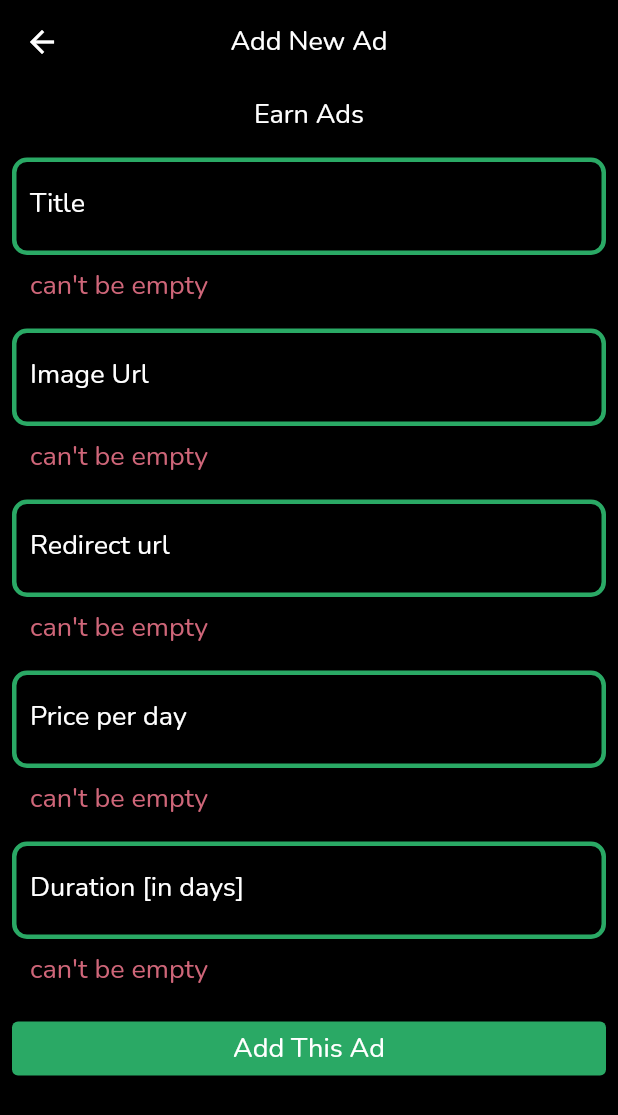
After one commit to devShakib015/wantsbucks_admin, a Flutter app: the EditAd screen opened directly, after a tap on "Add This Ad", on a phone screen of 412 x 824 dp. The commit adds this screen. Shown: the top 1115 px of the screen. Run offline on Flutter 3.47's test engine with Material 2 defaults, Android fonts, the phone set to English and light mode, and no system bars; our stand-ins replace cloud_firestore, firebase_auth, firebase_core, flutter_offline, flutter_phoenix; missing offline and left inert: cloud_firestore_web, connectivity_for_web, firebase_auth_web, firebase_core_web; accounts and stored records are empty.

Commit message:
ads added

```diff
--- /dev/null
+++ b/lib/ad_model.dart
@@ -0,0 +1,75 @@
+import 'dart:convert';
+
+import 'package:flutter/cupertino.dart';
+
+class AdModel {
+  DateTime endDate;
+  DateTime startDate;
+  String title;
+  String url;
+  String adurl;
+  int priceperday;
+  AdModel({
+    @required this.endDate,
+    @required this.startDate,
+    @required this.title,
+    @required this.url,
+    @required this.adurl,
+    @required this.priceperday,
+  });
+
+  Map<String, dynamic> toMap() {
+    return {
+      'endDate': endDate.millisecondsSinceEpoch,
+      'startDate': startDate.millisecondsSinceEpoch,
+      'title': title,
+      'url': url,
+      'adurl': adurl,
+      'priceperday': priceperday,
+    };
+  }
+
+  factory AdModel.fromMap(Map<String, dynamic> map) {
+    return AdModel(
+      endDate: DateTime.fromMillisecondsSinceEpoch(map['endDate']),
+      startDate: DateTime.fromMillisecondsSinceEpoch(map['startDate']),
+      title: map['title'],
+      url: map['url'],
+      adurl: map['adurl'],
+      priceperday: map['priceperday'],
+    );
+  }
+
+  String toJson() => json.encode(toMap());
+
+  factory AdModel.fromJson(String source) =>
+      AdModel.fromMap(json.decode(source));
+
+  @override
+  String toString() {
+    return 'AdModel(endDate: $endDate, startDate: $startDate, title: $title, url: $url, adurl: $adurl, priceperday: $priceperday)';
+  }
+
+  @override
+  bool operator ==(Object other) {
+    if (identical(this, other)) return true;
+
+    return other is AdModel &&
+        other.endDate == endDate &&
+        other.startDate == startDate &&
+        other.title == title &&
+        other.url == url &&
+        other.adurl == adurl &&
+        other.priceperday == priceperday;
+  }
+
+  @override
+  int get hashCode {
+    return endDate.hashCode ^
+        startDate.hashCode ^
+        title.hashCode ^
+        url.hashCode ^
+        adurl.hashCode ^
+        priceperday.hashCode;
+  }
+}
--- a/lib/main.dart
+++ b/lib/main.dart
@@ -11,6 +11,8 @@ import 'package:wantsbucks_admin/login.dart';
 import 'package:wantsbucks_admin/other%20pages/loading.dart';
 import 'package:wantsbucks_admin/other%20pages/something_went_wrong.dart';
 import 'package:wantsbucks_admin/providers/auth_provider.dart';
+import 'package:wantsbucks_admin/providers/custom_ads_provider.dart';
+import 'package:wantsbucks_admin/providers/dashboard_provider.dart';
 import 'package:wantsbucks_admin/theming/theme.dart';
 
 void main() {
@@ -85,6 +87,10 @@ class _MainAppState extends State<MainApp> {
     return MultiProvider(
       providers: [
         ChangeNotifierProvider<AuthProvider>(create: (_) => AuthProvider()),
+        ChangeNotifierProvider<DashboardProvider>(
+            create: (_) => DashboardProvider()),
+        ChangeNotifierProvider<CustomAdsProvider>(
+            create: (_) => CustomAdsProvider()),
       ],
       child: MaterialApp(
         title: 'wantsBucks Admin',
--- /dev/null
+++ b/lib/other pages/edit_ad.dart
@@ -0,0 +1,237 @@
+import 'package:flutter/material.dart';
+import 'package:provider/provider.dart';
+import 'package:wantsbucks_admin/ad_model.dart';
+import 'package:wantsbucks_admin/other%20pages/loading.dart';
+import 'package:wantsbucks_admin/providers/custom_ads_provider.dart';
+
+class EditAd extends StatefulWidget {
+  final String id;
+  final Map<String, dynamic> data;
+  final String adsCollection;
+
+  const EditAd({Key key, this.id, this.adsCollection, this.data})
+      : super(key: key);
+
+  @override
+  _EditAdState createState() => _EditAdState();
+}
+
+class _EditAdState extends State<EditAd> {
+  final _formkey = GlobalKey<FormState>();
+  TextEditingController _titleController = TextEditingController();
+  TextEditingController _urlController = TextEditingController();
+  TextEditingController _imageUrlController = TextEditingController();
+  TextEditingController _priceController = TextEditingController();
+  TextEditingController _durationController = TextEditingController();
+  bool _isLoading = false;
+  @override
+  Widget build(BuildContext context) {
+    if (widget.id != null) {
+      _titleController.text = widget.data["title"];
+      _urlController.text = widget.data["url"];
+      _imageUrlController.text = widget.data["adurl"];
+      _priceController.text = widget.data["priceperday"].toString();
+      _durationController.text =
+          DateTime.fromMillisecondsSinceEpoch(widget.data["endDate"])
+              .difference(DateTime.now())
+              .inDays
+              .toString();
+    }
+    return _isLoading
+        ? Loading()
+        : Scaffold(
+            appBar: AppBar(
+              title: Text(widget.id == null ? "Add New Ad" : "Edit Ad"),
+              actions: [
+                widget.id == null
+                    ? Opacity(
+                        opacity: 0,
+                        child: IconButton(
+                            icon: Icon(Icons.delete), onPressed: null),
+                      )
+                    : IconButton(
+                        icon: Icon(Icons.delete),
+                        onPressed: () async {
+                          Provider.of<CustomAdsProvider>(context, listen: false)
+                              .deleteAd(widget.adsCollection, widget.id);
+                          Navigator.pop(context);
+                        },
+                      )
+              ],
+            ),
+            body: Container(
+              child: SingleChildScrollView(
+                child: Form(
+                    key: _formkey,
+                    child: Column(
+                      crossAxisAlignment: CrossAxisAlignment.stretch,
+                      children: [
+                        Padding(
+                          padding: const EdgeInsets.all(8.0),
+                          child: Center(
+                            child: widget.adsCollection == "homeads"
+                                ? Text("Home Ads")
+                                : widget.adsCollection == "directads"
+                                    ? Text("Direct Ads")
+                                    : Text("Earn Ads"),
+                          ),
+                        ),
+                        Padding(
+                          padding: const EdgeInsets.all(8.0),
+                          child: TextFormField(
+                            controller: _titleController,
+                            validator: (value) {
+                              if (value.isEmpty) {
+                                return "can't be empty";
+                              } else if (value.length < 5) {
+                                return "Title must be at least 5 characters!";
+                              }
+                              return null;
+                            },
+                            decoration: InputDecoration(
+                                hintText: "A title that can be identified.",
+                                labelText: "Title"),
+                          ),
+                        ),
+                        Padding(
+                          padding: const EdgeInsets.all(8.0),
+                          child: TextFormField(
+                            controller: _imageUrlController,
+                            validator: (value) {
+                              if (value.isEmpty) {
+                                return "can't be empty";
+                              } else if (!value.contains("https://")) {
+                                return "Invalid Url. Must contain - https:// ";
+                              }
+
+                              return null;
+                            },
+                            decoration: InputDecoration(
+                                hintText: "The ad image url!",
+                                labelText: "Image Url"),
+                          ),
+                        ),
+                        Padding(
+                          padding: const EdgeInsets.all(8.0),
+                          child: TextFormField(
+                            controller: _urlController,
+                            validator: (value) {
+                              if (value.isEmpty) {
+                                return "can't be empty";
+                              } else if (!value.contains("https://")) {
+                                return "Invalid Url. Must contain - https:// ";
+                              }
+                              return null;
+                            },
+                            decoration: InputDecoration(
+                                hintText:
+                                    "The url where the link will redirect!",
+                                labelText: "Redirect url"),
+                          ),
+                        ),
+                        Padding(
+                          padding: const EdgeInsets.all(8.0),
+                          child: TextFormField(
+                            controller: _priceController,
+                            validator: (value) {
+                              if (value.isEmpty) {
+                                return "can't be empty";
+                              } else if (int.tryParse(value) == null) {
+                                return "The price must be integer value";
+                              }
+                              return null;
+                            },
+                            decoration: InputDecoration(
+                                hintText: "200", labelText: "Price per day"),
+                          ),
+                        ),
+                        Padding(
+                          padding: const EdgeInsets.all(8.0),
+                          child: TextFormField(
+                            controller: _durationController,
+                            validator: (value) {
+                              if (value.isEmpty) {
+                                return "can't be empty";
+                              } else if (int.tryParse(value) == null) {
+                                return "The Duration must be integer value!";
+                              }
+                              return null;
+                            },
+                            decoration: InputDecoration(
+                                labelText: "Duration [in days]", hintText: "7"),
+                          ),
+                        ),
+                        Padding(
+                          padding: const EdgeInsets.all(8.0),
+                          child: widget.id == null
+                              ? ElevatedButton(
+                                  onPressed: () async {
+                                    if (_formkey.currentState.validate()) {
+                                      DateTime _currentTime = DateTime.now();
+                                      setState(() {
+                                        _isLoading = true;
+                                      });
+                                      await Provider.of<CustomAdsProvider>(
+                                              context,
+                                              listen: false)
+                                          .addAds(
+                                              widget.adsCollection,
+                                              AdModel(
+                                                  endDate: _currentTime.add(
+                                                      Duration(
+                                                          days: int.parse(
+                                                                  _durationController
+                                                                      .text) +
+                                                              1)),
+                                                  startDate: _currentTime,
+                                                  title: _titleController.text,
+                                                  url: _urlController.text,
+                                                  adurl:
+                                                      _imageUrlController.text,
+                                                  priceperday: int.parse(
+                                                      _priceController.text)));
+
+                                      Navigator.pop(context);
+                                    }
+                                  },
+                                  child: Text("Add This Ad"))
+                              : ElevatedButton(
+                                  onPressed: () async {
+                                    if (_formkey.currentState.validate()) {
+                                      DateTime _currentTime = DateTime.now();
+                                      setState(() {
+                                        _isLoading = true;
+                                      });
+                                      await Provider.of<CustomAdsProvider>(
+                                              context,
+                                              listen: false)
+                                          .updateAd(
+                                              widget.adsCollection,
+                                              AdModel(
+                                                  endDate: _currentTime.add(
+                                                      Duration(
+                                                          days: int.parse(
+                                                                  _durationController
+                                                                      .text) +
+                                                              1)),
+                                                  startDate: _currentTime,
+                                                  title: _titleController.text,
+                                                  url: _urlController.text,
+                                                  adurl:
+                                                      _imageUrlController.text,
+                                                  priceperday: int.parse(
+                                                      _priceController.text)),
+                                              widget.id);
+
+                                      Navigator.pop(context);
+                                    }
+                                  },
+                                  child: Text("Update")),
+                        )
+                      ],
+                    )),
+              ),
+            ),
+          );
+  }
+}
```
Also changed, not shown: lib/admin_app.dart (added, +119 -0 lines), lib/app.dart (+4 -23 lines), lib/other pages/custom_ads_page.dart (added, +178 -0 lines), lib/providers/custom_ads_provider.dart (added, +27 -0 lines), lib/providers/dashboard_provider.dart (added, +49 -0 lines), 1 other file.
